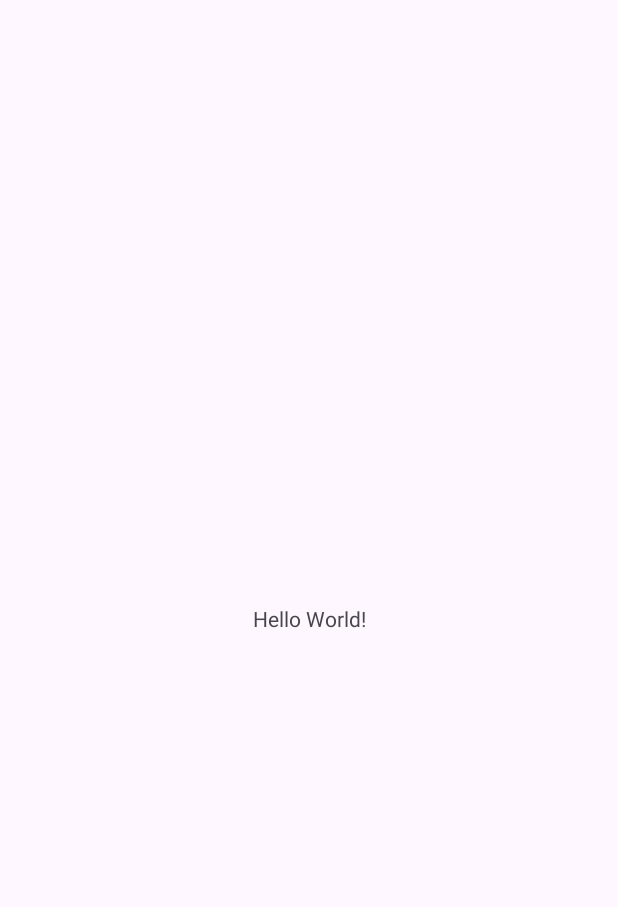
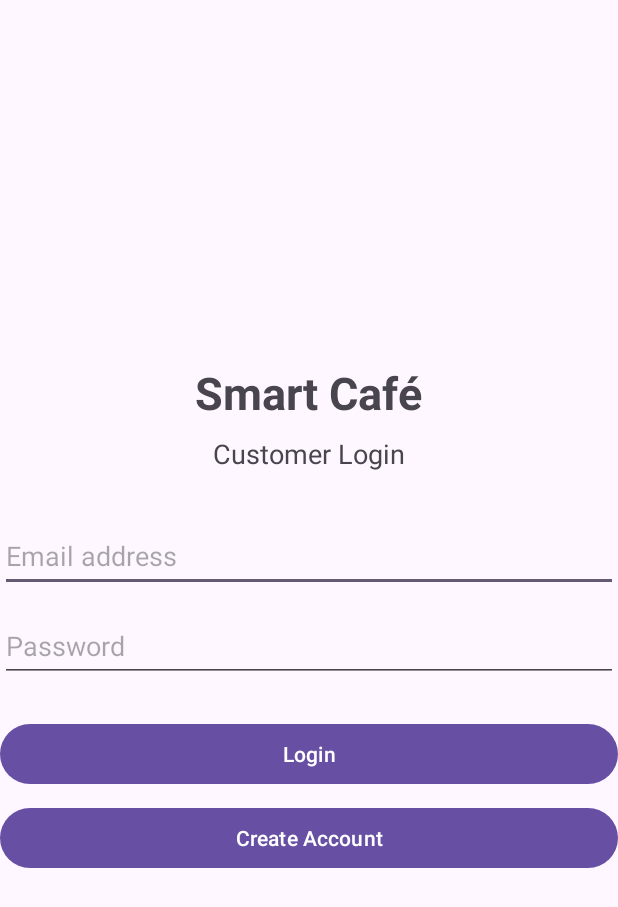
Before and after one commit to ShayMD32/SmartCafeCustomer, an Android app: the screen it shows after launch (MainActivity), on a phone screen of 412 x 824 dp. Before the commit the part shown is almost empty. Shown: the top 907 px of the screen. Run offline under Robolectric (Android 15) with nearby library versions, the phone set to English and light mode, and no system bars.

Commit message:
Add customer login and registration screens with input

```diff
--- a/app/src/main/AndroidManifest.xml
+++ b/app/src/main/AndroidManifest.xml
@@ -21,6 +21,10 @@
                 <category android:name="android.intent.category.LAUNCHER" />
             </intent-filter>
         </activity>
+        <activity
+            android:name=".RegisterActivity"
+            android:exported="false"
+            android:windowSoftInputMode="adjustResize" />
     </application>
 
 </manifest>
--- a/app/src/main/java/com/example/smartcafecustomer/MainActivity.kt
+++ b/app/src/main/java/com/example/smartcafecustomer/MainActivity.kt
@@ -5,12 +5,59 @@ import androidx.activity.enableEdgeToEdge
 import androidx.appcompat.app.AppCompatActivity
 import androidx.core.view.ViewCompat
 import androidx.core.view.WindowInsetsCompat
+import android.util.Patterns
+import android.widget.Button
+import android.widget.EditText
+import android.widget.Toast
+import android.content.Intent
 
 class MainActivity : AppCompatActivity() {
     override fun onCreate(savedInstanceState: Bundle?) {
         super.onCreate(savedInstanceState)
         enableEdgeToEdge()
         setContentView(R.layout.activity_main)
+
+        val registerButton = findViewById<Button>(R.id.buttonRegister)
+
+        registerButton.setOnClickListener {
+            val intent = Intent(this, RegisterActivity::class.java)
+            startActivity(intent)
+        }
+
+        val emailInput = findViewById<EditText>(R.id.editTextEmail)
+        val passwordInput = findViewById<EditText>(R.id.editTextPassword)
+        val loginButton = findViewById<Button>(R.id.buttonLogin)
+
+        loginButton.setOnClickListener {
+            val email = emailInput.text.toString().trim()
+            val password = passwordInput.text.toString()
+
+            when {
+                email.isEmpty() -> {
+                    emailInput.error = "Enter your email"
+                }
+
+                !Patterns.EMAIL_ADDRESS.matcher(email).matches() -> {
+                    emailInput.error = "Enter a valid email address"
+                }
+
+                password.isEmpty() -> {
+                    passwordInput.error = "Enter your password"
+                }
+
+                else -> {
+                    Toast.makeText(
+                        this,
+                        "Details valid. Authentication not connected yet.",
+                        Toast.LENGTH_LONG
+                    ).show()
+
+
+                }
+            }
+        }
+
+
         ViewCompat.setOnApplyWindowInsetsListener(findViewById(R.id.main)) { v, insets ->
             val systemBars = insets.getInsets(WindowInsetsCompat.Type.systemBars())
             v.setPadding(systemBars.left, systemBars.top, systemBars.right, systemBars.bottom)
--- a/app/src/main/res/layout/activity_main.xml
+++ b/app/src/main/res/layout/activity_main.xml
@@ -1,19 +1,74 @@
 <?xml version="1.0" encoding="utf-8"?>
-<androidx.constraintlayout.widget.ConstraintLayout xmlns:android="http://schemas.android.com/apk/res/android"
+<androidx.constraintlayout.widget.ConstraintLayout
+    xmlns:android="http://schemas.android.com/apk/res/android"
     xmlns:app="http://schemas.android.com/apk/res-auto"
     xmlns:tools="http://schemas.android.com/tools"
     android:id="@+id/main"
     android:layout_width="match_parent"
     android:layout_height="match_parent"
+    android:padding="24dp"
     tools:context=".MainActivity">
 
-    <TextView
-        android:layout_width="wrap_content"
+    <LinearLayout
+        android:id="@+id/loginContainer"
+        android:layout_width="0dp"
         android:layout_height="wrap_content"
-        android:text="Hello World!"
+        android:orientation="vertical"
+        android:gravity="center_horizontal"
+        app:layout_constraintTop_toTopOf="parent"
         app:layout_constraintBottom_toBottomOf="parent"
-        app:layout_constraintEnd_toEndOf="parent"
         app:layout_constraintStart_toStartOf="parent"
-        app:layout_constraintTop_toTopOf="parent" />
+        app:layout_constraintEnd_toEndOf="parent">
+
+        <TextView
+            android:id="@+id/textViewTitle"
+            android:layout_width="wrap_content"
+            android:layout_height="wrap_content"
+            android:text="Smart Café"
+            android:textSize="30sp"
+            android:textStyle="bold"
+            android:layout_marginBottom="8dp" />
+
+        <TextView
+            android:layout_width="wrap_content"
+            android:layout_height="wrap_content"
+            android:text="Customer Login"
+            android:textSize="18sp"
+            android:layout_marginBottom="32dp" />
+
+        <EditText
+            android:id="@+id/editTextEmail"
+            android:layout_width="match_parent"
+            android:layout_height="wrap_content"
+            android:minHeight="48dp"
+            android:hint="Email address"
+            android:inputType="textEmailAddress"
+            android:singleLine="true" />
+
+        <EditText
+            android:id="@+id/editTextPassword"
+            android:layout_width="match_parent"
+            android:layout_height="wrap_content"
+            android:layout_marginTop="12dp"
+            android:minHeight="48dp"
+            android:hint="Password"
+            android:inputType="textPassword"
+            android:singleLine="true" />
+
+        <Button
+            android:id="@+id/buttonLogin"
+            android:layout_width="match_parent"
+            android:layout_height="wrap_content"
+            android:layout_marginTop="24dp"
+            android:text="Login" />
+
+        <Button
+            android:id="@+id/buttonRegister"
+            android:layout_width="match_parent"
+            android:layout_height="wrap_content"
+            android:layout_marginTop="8dp"
+            android:text="Create Account" />
+
+    </LinearLayout>
 
 </androidx.constraintlayout.widget.ConstraintLayout>
```
Also changed, not shown: app/src/main/java/com/example/smartcafecustomer/RegisterActivity.kt (added, +67 -0 lines), app/src/main/res/layout/activity_register.xml (added, +89 -0 lines).
